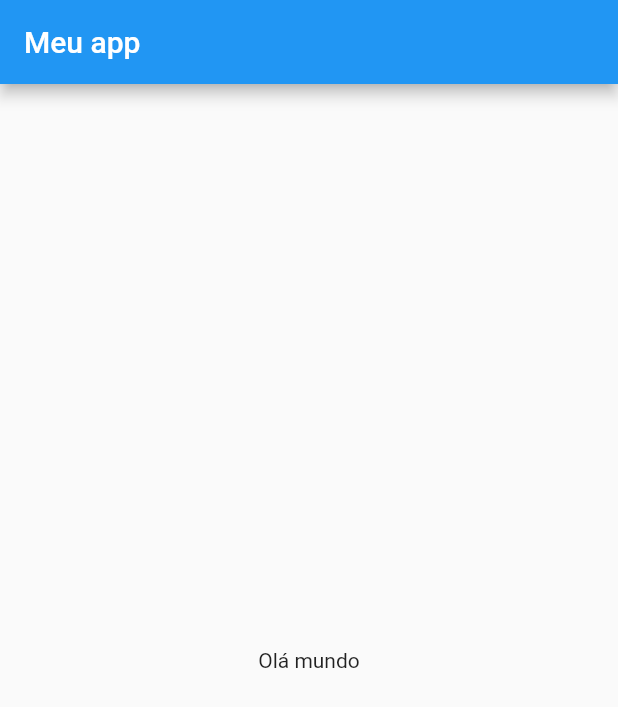
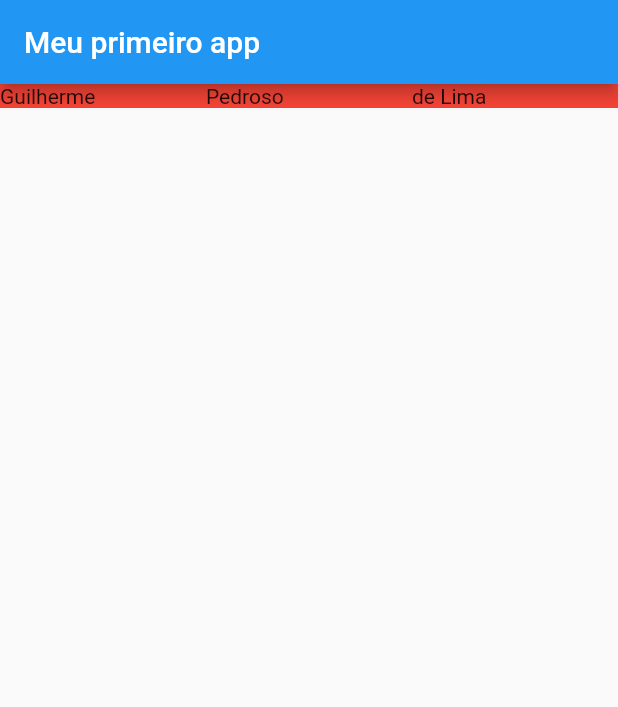
Before and after one commit to guiipedroso/Flutter, a Flutter app: the screen it shows after launch, on a phone screen of 412 x 824 dp. Shown: the top 707 px of the screen. Run offline on Flutter 3.47's test engine with Material 2 defaults, Android fonts, the phone set to English and light mode, and no system bars.

Commit message:
First app

```diff
--- a/app_1/app1/lib/main.dart
+++ b/app_1/app1/lib/main.dart
@@ -10,13 +10,30 @@ class MeuApp extends StatelessWidget{
     return MaterialApp(
       home:Scaffold(
         appBar: AppBar(
-          title:  Text('Meu app'),
+          title:  Text('Meu primeiro app'),
         ),
-        body: Center(
+        body: Container(
+        color: Colors.red,
+        child: Row( // pode ser column
+          children: [
+            Expanded(
+              child: Text('Guilherme'),
+              ),
+             Expanded(
+              child: Text('Pedroso'),
+              ),
+             Expanded(
+              child: Text('de Lima'),
+              ),
+
+          ],
+        )
+
+        /*body: Center(
           child: Text('Olá mundo'),
-        ),
-      ),
-
+        ),*/
+        )
+      )
     );
 
   } //Center
```
